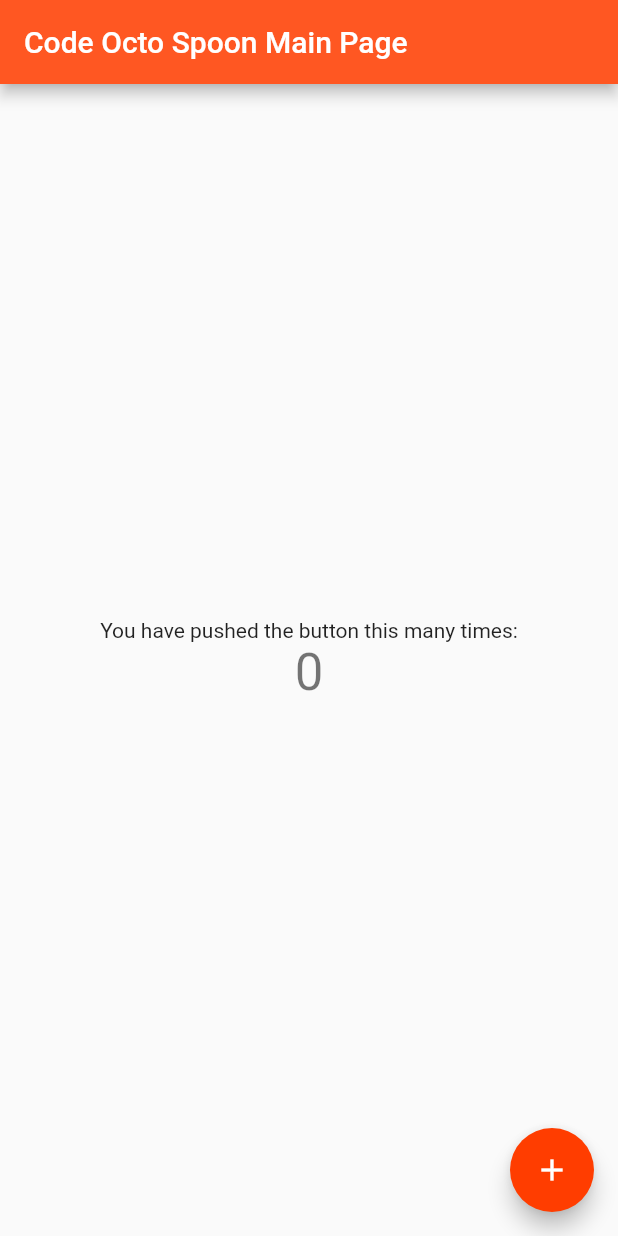
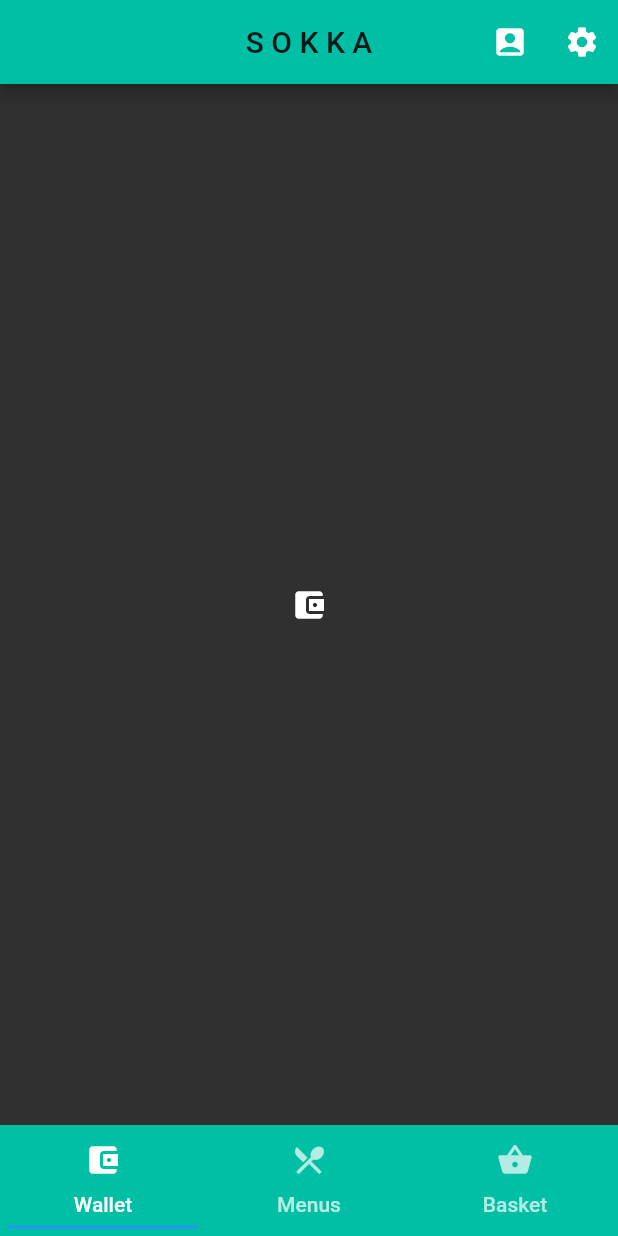
Before and after one commit to htl-anichstrasse/sokka, a Flutter app: the screen it shows after launch, on a phone screen of 412 x 824 dp. Run offline on Flutter 3.47's test engine with Material 2 defaults, Android fonts, the phone set to English and light mode, and no system bars.

Commit message:
layout overhaul

```diff
--- a/client/lib/main.dart
+++ b/client/lib/main.dart
@@ -1,4 +1,5 @@
 import 'package:flutter/material.dart';
+import 'package:flutter/services.dart';
 
 void main() => runApp(MyApp());
 
@@ -6,101 +7,75 @@ class MyApp extends StatelessWidget {
   // This widget is the root of your application.
   @override
   Widget build(BuildContext context) {
+    SystemChrome.setEnabledSystemUIOverlays([]);
     return MaterialApp(
-      debugShowCheckedModeBanner: true,
-      title: 'Code Octo Spoon',
+      debugShowCheckedModeBanner: false,
       theme: ThemeData(
-        // This is the theme of your application.
-        //
-        // Try running your application with "flutter run". You'll see the
-        // application has a blue toolbar. Then, without quitting the app, try
-        // changing the primarySwatch below to Colors.green and then invoke
-        // "hot reload" (press "r" in the console where you ran "flutter run",
-        // or simply save your changes to "hot reload" in a Flutter IDE).
-        // Notice that the counter didn't reset back to zero; the application
-        // is not restarted.
-        primarySwatch: Colors.deepOrange,
-        accentColor: Colors.deepOrangeAccent[400],
-        // This makes the visual density adapt to the platform that you run
-        // the app on. For desktop platforms, the controls will be smaller and
-        // closer together (more dense) than on mobile platforms.
+        primaryColor: Colors.tealAccent[700],
+        scaffoldBackgroundColor: Colors.grey[850],
+        textTheme: TextTheme(
+          bodyText2: TextStyle(color: Colors.black, fontFamily: 'Source Code Pro'),
+          headline4: TextStyle(color: Colors.white),
+        ),
         visualDensity: VisualDensity.adaptivePlatformDensity,
       ),
-      home: MyHomePage(title: 'Code Octo Spoon Main Page'),
+      home: TabController()
     );
   }
 }
 
-class MyHomePage extends StatefulWidget {
-  MyHomePage({Key key, this.title}) : super(key: key);
-
-  // This widget is the home page of your application. It is stateful, meaning
-  // that it has a State object (defined below) that contains fields that affect
-  // how it looks.
-
-  // This class is the configuration for the state. It holds the values (in this
-  // case the title) provided by the parent (in this case the App widget) and
-  // used by the build method of the State. Fields in a Widget subclass are
-  // always marked "final".
-
-  final String title;
-
+class TabController extends StatefulWidget {
   @override
-  _MyHomePageState createState() => _MyHomePageState();
+  _TabController createState() => _TabController();
 }
 
-class _MyHomePageState extends State<MyHomePage> {
-  int _counter = 0;
-
+class _TabController extends State<TabController> {
   @override
   Widget build(BuildContext context) {
-    // This method is rerun every time setState is called, for instance as done
-    // by the _incrementCounter method above.
-    //
-    // The Flutter framework has been optimized to make rerunning build methods
-    // fast, so that you can just rebuild anything that needs updating rather
-    // than having to individually change instances of widgets.
-    return Scaffold(
-      appBar: AppBar(
-        // Here we take the value from the MyHomePage object that was created by
-        // the App.build method, and use it to set our appbar title.
-        title: Text(widget.title),
-      ),
-      body: Center(
-        // Center is a layout widget. It takes a single child and positions it
-        // in the middle of the parent.
-        child: Column(
-          // Column is also a layout widget. It takes a list of children and
-          // arranges them vertically. By default, it sizes itself to fit its
-          // children horizontally, and tries to be as tall as its parent.
-          //
-          // Invoke "debug painting" (press "p" in the console, choose the
-          // "Toggle Debug Paint" action from the Flutter Inspector in Android
-          // Studio, or the "Toggle Debug Paint" command in Visual Studio Code)
-          // to see the wireframe for each widget.
-          //
-          // Column has various properties to control how it sizes itself and
-          // how it positions its children. Here we use mainAxisAlignment to
-          // center the children vertically; the main axis here is the vertical
-          // axis because Columns are vertical (the cross axis would be
-          // horizontal).
-          mainAxisAlignment: MainAxisAlignment.center,
-          children: <Widget>[
-            Text(
-              'You have pushed the button this many times:',
+    return DefaultTabController(
+      length: 3,
+      child: Scaffold(
+        appBar: AppBar(
+          title: Text('S O K K A'),
+          centerTitle: true,
+          actions: <Widget>[
+            IconButton(
+              icon: Icon(Icons.account_box, color: Colors.white),
+              onPressed: () => null,
             ),
-            Text(
-              '$_counter',
-              style: Theme.of(context).textTheme.headline4,
+            IconButton(
+              icon: Icon(Icons.settings, color: Colors.white,),
+              onPressed: () => null,
             ),
           ],
         ),
+        bottomNavigationBar: menu(),
+        body: TabBarView(
+          children: <Widget>[
+            Container(child: Icon(Icons.account_balance_wallet, color: Colors.white,)),
+            Container(child: Icon(Icons.restaurant_menu, color: Colors.white,)),
+            Container(child: Icon(Icons.shopping_basket, color: Colors.white,)),
+          ],
+        ),
       ),
-      floatingActionButton: FloatingActionButton(
-        onPressed: () => setState(() =>_counter++),
-        tooltip: 'Increment',
-        child: Icon(Icons.add),
-      ), // This trailing comma makes auto-formatting nicer for build methods.
     );
   }
 }
+
+Widget menu() {
+  return Container(
+    color: Colors.tealAccent[700],
+    child: TabBar(
+      labelColor: Colors.white,
+      unselectedLabelColor: Colors.white70,
+      indicatorSize: TabBarIndicatorSize.tab,
+      indicatorPadding: EdgeInsets.all(5.0),
+      indicatorColor: Colors.blue,
+      tabs: [
+        Tab(text: 'Wallet', icon: Icon(Icons.account_balance_wallet)),
+        Tab(text: 'Menus', icon: Icon(Icons.restaurant_menu)),
+        Tab(text: 'Basket', icon: Icon(Icons.shopping_basket)),
+      ],
+    ),
+  );
+}
```
Also changed, not shown: 5 other files.
